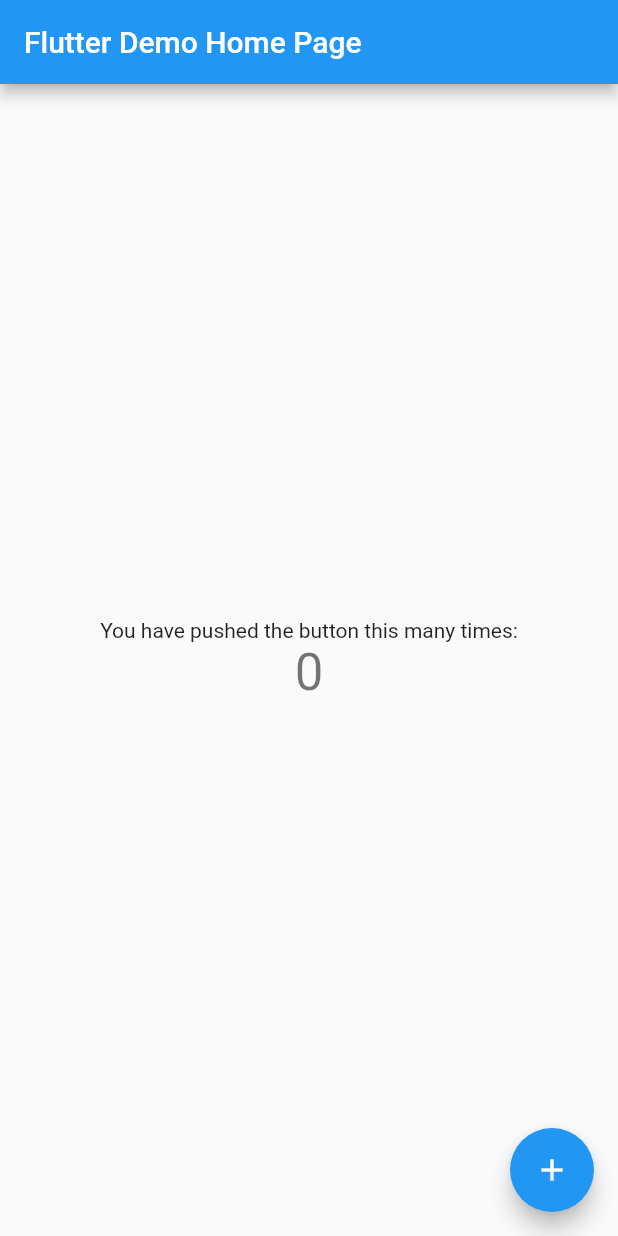
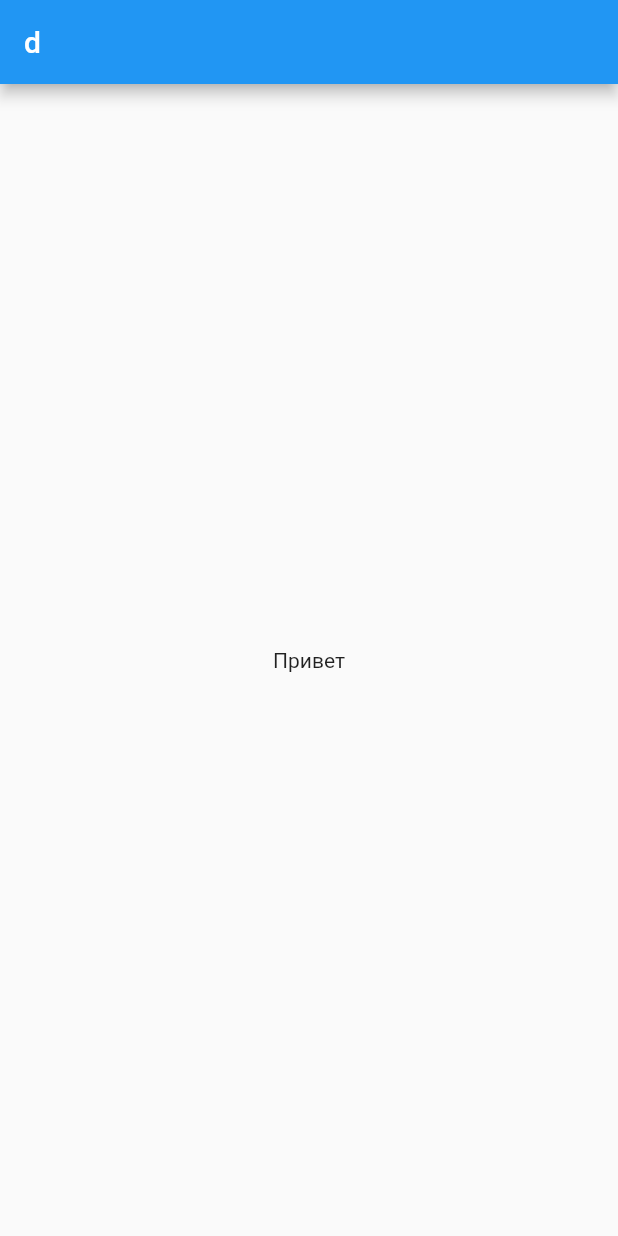
Before and after one commit to insignity/shop, a Flutter app: the screen it shows after launch, on a phone screen of 412 x 824 dp. Run offline on Flutter 3.47's test engine with Material 2 defaults, Android fonts, the phone set to English and light mode, and no system bars.

Commit message:
Настройка локализации

```diff
--- /dev/null
+++ b/lib/l10n/l10n.dart
@@ -0,0 +1,88 @@
+// GENERATED CODE - DO NOT MODIFY BY HAND
+import 'package:flutter/material.dart';
+import 'package:intl/intl.dart';
+import 'intl/messages_all.dart';
+
+// **************************************************************************
+// Generator: Flutter Intl IDE plugin
+// Made by Localizely
+// **************************************************************************
+
+// ignore_for_file: non_constant_identifier_names, lines_longer_than_80_chars
+// ignore_for_file: join_return_with_assignment, prefer_final_in_for_each
+// ignore_for_file: avoid_redundant_argument_values, avoid_escaping_inner_quotes
+
+class AppLocalizations {
+  AppLocalizations();
+
+  static AppLocalizations? _current;
+
+  static AppLocalizations get current {
+    assert(_current != null,
+        'No instance of AppLocalizations was loaded. Try to initialize the AppLocalizations delegate before accessing AppLocalizations.current.');
+    return _current!;
+  }
+
+  static const AppLocalizationDelegate delegate = AppLocalizationDelegate();
+
+  static Future<AppLocalizations> load(Locale locale) {
+    final name = (locale.countryCode?.isEmpty ?? false)
+        ? locale.languageCode
+        : locale.toString();
+    final localeName = Intl.canonicalizedLocale(name);
+    return initializeMessages(localeName).then((_) {
+      Intl.defaultLocale = localeName;
+      final instance = AppLocalizations();
+      AppLocalizations._current = instance;
+
+      return instance;
+    });
+  }
+
+  static AppLocalizations of(BuildContext context) {
+    final instance = AppLocalizations.maybeOf(context);
+    assert(instance != null,
+        'No instance of AppLocalizations present in the widget tree. Did you add AppLocalizations.delegate in localizationsDelegates?');
+    return instance!;
+  }
+
+  static AppLocalizations? maybeOf(BuildContext context) {
+    return Localizations.of<AppLocalizations>(context, AppLocalizations);
+  }
+
+  /// `Привет`
+  String get Hello {
+    return Intl.message(
+      'Привет',
+      name: 'Hello',
+      desc: '',
+      args: [],
+    );
+  }
+}
+
+class AppLocalizationDelegate extends LocalizationsDelegate<AppLocalizations> {
+  const AppLocalizationDelegate();
+
+  List<Locale> get supportedLocales {
+    return const <Locale>[
+      Locale.fromSubtags(languageCode: 'ru'),
+    ];
+  }
+
+  @override
+  bool isSupported(Locale locale) => _isSupported(locale);
+  @override
+  Future<AppLocalizations> load(Locale locale) => AppLocalizations.load(locale);
+  @override
+  bool shouldReload(AppLocalizationDelegate old) => false;
+
+  bool _isSupported(Locale locale) {
+    for (var supportedLocale in supportedLocales) {
+      if (supportedLocale.languageCode == locale.languageCode) {
+        return true;
+      }
+    }
+    return false;
+  }
+}
--- a/lib/main.dart
+++ b/lib/main.dart
@@ -1,4 +1,6 @@
 import 'package:flutter/material.dart';
+import 'package:flutter_localizations/flutter_localizations.dart';
+import 'package:shop/l10n/l10n.dart';
 
 void main() {
   runApp(const MyApp());
@@ -11,57 +13,43 @@
   @override
   Widget build(BuildContext context) {
     return MaterialApp(
+      locale: const Locale('ru'),
+      localizationsDelegates: const [
+        AppLocalizations.delegate,
+        GlobalMaterialLocalizations.delegate,
+        GlobalCupertinoLocalizations.delegate,
+      ],
+      supportedLocales: AppLocalizations.delegate.supportedLocales,
       title: 'Flutter Demo',
       theme: ThemeData(
         primarySwatch: Colors.blue,
       ),
-      home: const MyHomePage(title: 'Flutter Demo Home Page'),
+      home: const MyHomePage(),
     );
   }
 }
 
 class MyHomePage extends StatefulWidget {
-  const MyHomePage({Key? key, required this.title}) : super(key: key);
-
-  final String title;
+  const MyHomePage({Key? key}) : super(key: key);
 
   @override
   State<MyHomePage> createState() => _MyHomePageState();
 }
 
 class _MyHomePageState extends State<MyHomePage> {
-  int _counter = 0;
-
-  void _incrementCounter() {
-    setState(() {
-      _counter++;
-    });
-  }
-
   @override
   Widget build(BuildContext context) {
     return Scaffold(
       appBar: AppBar(
-        title: Text(widget.title),
+        title: const Text('d'),
       ),
       body: Center(
         child: Column(
           mainAxisAlignment: MainAxisAlignment.center,
-          children: <Widget>[
-            const Text(
-              'You have pushed the button this many times:',
-            ),
-            Text(
-              '$_counter',
-              style: Theme.of(context).textTheme.headline4,
-            ),
+          children: [
+            Text(AppLocalizations.of(context).Hello),
           ],
         ),
-      ),
-      floatingActionButton: FloatingActionButton(
-        onPressed: _incrementCounter,
-        tooltip: 'Increment',
-        child: const Icon(Icons.add),
       ),
     );
   }
--- /dev/null
+++ b/locales/intl_ru.arb
@@ -0,0 +1,3 @@
+{
+  "Hello": "Привет"
+}
```
Also changed, not shown: lib/l10n/intl/messages_all.dart (added, +62 -0 lines), lib/l10n/intl/messages_ru.dart (added, +27 -0 lines), pubspec.yaml (+14 -3 lines), pubspec.lock.
